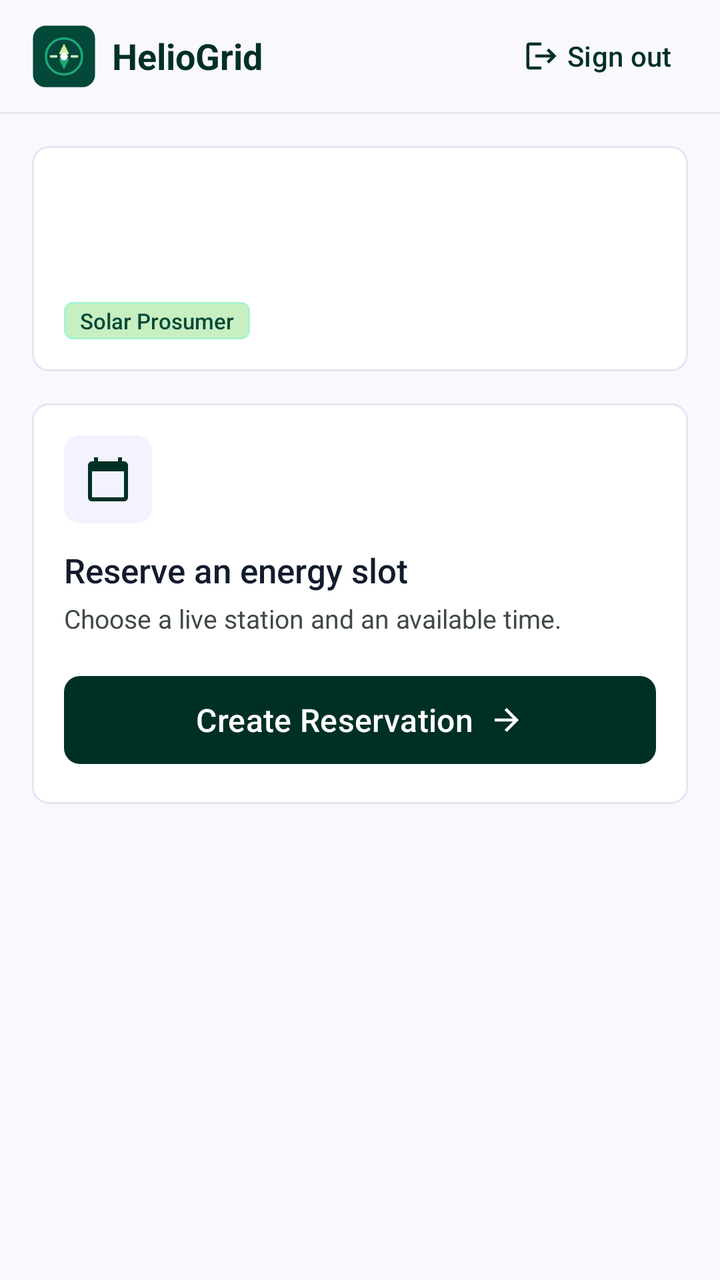
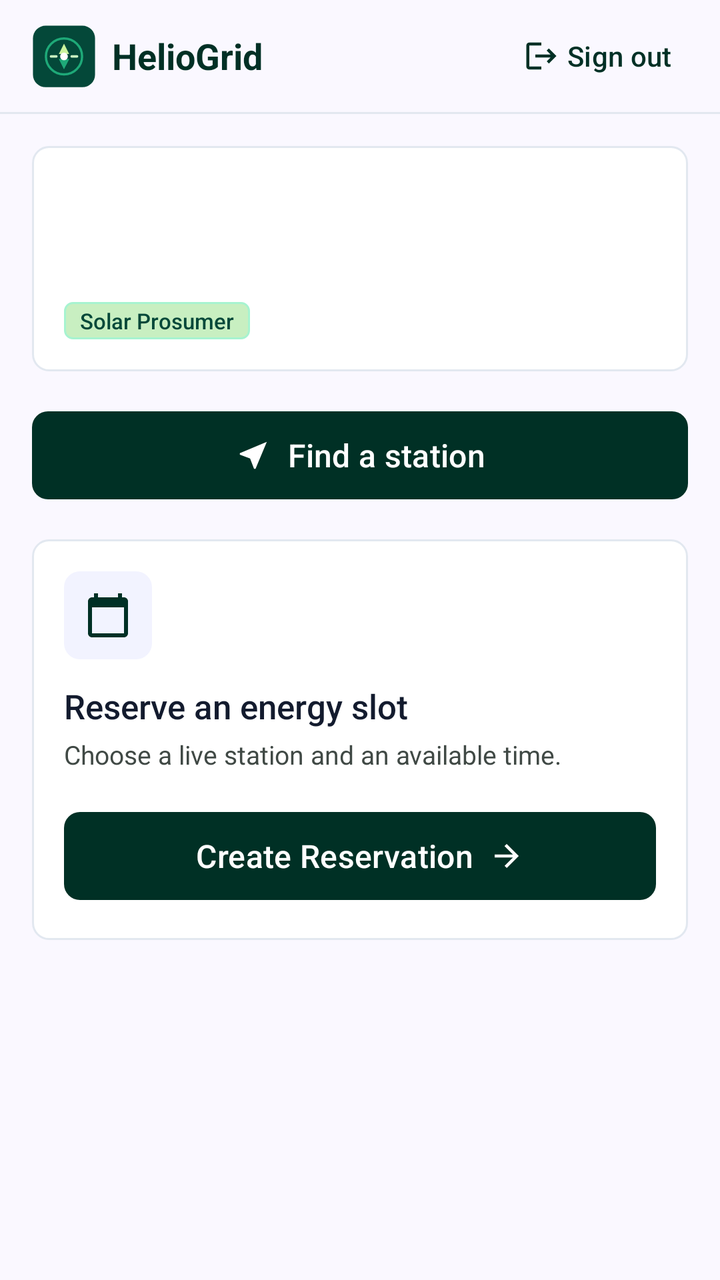

Two renders of the same Android screen: before a commit and after it. Below are the layout's source before the change and the commit's diff.
<!-- AndroidManifest.xml: application theme Theme.Smart_solar_mobile -->
<!-- res/layout/activity_prosumer_home.xml -->
<?xml version="1.0" encoding="utf-8"?>
<LinearLayout xmlns:android="http://schemas.android.com/apk/res/android"
    xmlns:app="http://schemas.android.com/apk/res-auto"
    android:id="@+id/homeRoot"
    android:layout_width="match_parent"
    android:layout_height="match_parent"
    android:orientation="vertical">

    <LinearLayout
        android:layout_width="match_parent"
        android:layout_height="56dp"
        android:gravity="center_vertical"
        android:orientation="horizontal"
        android:paddingStart="16dp"
        android:paddingEnd="8dp">

        <ImageView
            android:layout_width="32dp"
            android:layout_height="32dp"
            android:importantForAccessibility="no"
            android:src="@drawable/logo" />

        <TextView
            android:layout_width="0dp"
            android:layout_height="wrap_content"
            android:layout_marginStart="8dp"
            android:layout_weight="1"
            android:text="@string/app_name"
            android:textColor="@color/primary"
            android:textSize="18sp"
            android:textStyle="bold" />

        <com.google.android.material.button.MaterialButton
            android:id="@+id/signOutButton"
            style="@style/Widget.Material3.Button.TextButton.Icon"
            android:layout_width="wrap_content"
            android:layout_height="wrap_content"
            android:text="@string/home_sign_out"
            android:textColor="@color/primary"
            app:icon="@drawable/ic_logout"
            app:iconTint="@color/primary" />
    </LinearLayout>

    <View
        android:layout_width="match_parent"
        android:layout_height="1dp"
        android:background="@color/border_slate" />

    <androidx.core.widget.NestedScrollView
        android:layout_width="match_parent"
        android:layout_height="0dp"
        android:layout_weight="1"
        android:fillViewport="true">

        <LinearLayout
            android:layout_width="match_parent"
            android:layout_height="wrap_content"
            android:orientation="vertical"
            android:padding="16dp">

            <LinearLayout
                android:layout_width="match_parent"
                android:layout_height="wrap_content"
                android:background="@drawable/bg_card"
                android:orientation="vertical"
                android:padding="16dp">

                <TextView
                    android:id="@+id/greetingText"
                    android:layout_width="match_parent"
                    android:layout_height="wrap_content"
                    android:fontFamily="sans-serif-medium"
                    android:textColor="@color/on_surface"
                    android:textSize="20sp" />

                <TextView
                    android:id="@+id/identifierText"
                    android:layout_width="match_parent"
                    android:layout_height="wrap_content"
                    android:layout_marginTop="4dp"
                    android:textColor="@color/on_surface_variant"
                    android:textSize="14sp" />

                <TextView
                    style="@style/Widget.SmartSolar.StatusChip"
                    android:layout_marginTop="12dp"
                    android:background="@drawable/bg_chip_active"
                    android:text="@string/login_role_prosumer"
                    android:textColor="@color/primary_container" />
            </LinearLayout>

            <LinearLayout
                android:layout_width="match_parent"
                android:layout_height="wrap_content"
                android:layout_marginTop="16dp"
                android:background="@drawable/bg_card"
                android:orientation="vertical"
                android:padding="16dp">

                <ImageView
                    android:layout_width="44dp"
                    android:layout_height="44dp"
                    android:background="@drawable/bg_icon_tile"
                    android:importantForAccessibility="no"
                    android:padding="10dp"
                    android:src="@drawable/ic_calendar"
                    app:tint="@color/primary" />

                <TextView
                    android:layout_width="match_parent"
                    android:layout_height="wrap_content"
                    android:layout_marginTop="12dp"
                    android:fontFamily="sans-serif-medium"
                    android:text="@string/home_reservation_title"
                    android:textColor="@color/on_surface"
                    android:textSize="17sp" />

                <TextView
                    android:layout_width="match_parent"
                    android:layout_height="wrap_content"
                    android:layout_marginTop="4dp"
                    android:text="@string/home_reservation_body"
                    android:textColor="@color/on_surface_variant"
                    android:textSize="13sp" />

                <com.google.android.material.button.MaterialButton
                    android:id="@+id/createReservationButton"
                    style="@style/Widget.SmartSolar.PrimaryButton"
                    android:layout_width="match_parent"
                    android:layout_height="wrap_content"
                    android:layout_marginTop="16dp"
                    android:text="@string/home_reservation_action"
                    app:icon="@drawable/ic_arrow_forward"
                    app:iconGravity="textEnd" />
            </LinearLayout>
        </LinearLayout>
    </androidx.core.widget.NestedScrollView>
</LinearLayout>
<!-- resources referenced by this layout -->
<resources>
  <color name="border_slate">#E2E8F0</color>
  <color name="on_surface">#131B2E</color>
  <color name="on_surface_variant">#404945</color>
  <color name="primary">#003025</color>
  <color name="primary_container">#044839</color>
  <!-- drawable bg_card (drawable) -->
  <?xml version="1.0" encoding="utf-8"?>
  <shape xmlns:android="http://schemas.android.com/apk/res/android" android:shape="rectangle">
      <solid android:color="@color/surface_container_lowest" />
      <corners android:radius="8dp" />
      <stroke android:width="1dp" android:color="@color/border_slate" />
  </shape>
  <!-- drawable bg_chip_active (drawable) -->
  <?xml version="1.0" encoding="utf-8"?>
  <shape xmlns:android="http://schemas.android.com/apk/res/android" android:shape="rectangle">
      <solid android:color="@color/mint_surface" />
      <corners android:radius="4dp" />
      <stroke android:width="1dp" android:color="@color/mint_border" />
  </shape>
  <!-- drawable bg_icon_tile (drawable) -->
  <?xml version="1.0" encoding="utf-8"?>
  <shape xmlns:android="http://schemas.android.com/apk/res/android" android:shape="rectangle">
      <solid android:color="@color/surface_container_low" />
      <corners android:radius="8dp" />
  </shape>
  <!-- drawable ic_arrow_forward (drawable) -->
  <vector xmlns:android="http://schemas.android.com/apk/res/android"
      android:width="24dp"
      android:height="24dp"
      android:viewportWidth="24"
      android:viewportHeight="24">
      <path
          android:fillColor="@android:color/black"
          android:pathData="M12,4l-1.41,1.41L16.17,11H4v2h12.17l-5.58,5.59L12,20l8,-8z" />
  </vector>
  <!-- drawable ic_calendar (drawable) -->
  <vector xmlns:android="http://schemas.android.com/apk/res/android"
      android:width="24dp"
      android:height="24dp"
      android:viewportWidth="24"
      android:viewportHeight="24">
      <path
          android:fillColor="@android:color/black"
          android:pathData="M20,3h-1V1h-2v2H7V1H5v2H4c-1.1,0 -2,0.9 -2,2v16c0,1.1 0.9,2 2,2h16c1.1,0 2,-0.9 2,-2V5c0,-1.1 -0.9,-2 -2,-2zM20,21H4V8h16v13z" />
  </vector>
  <!-- drawable ic_logout (drawable) -->
  <vector xmlns:android="http://schemas.android.com/apk/res/android"
      android:width="24dp"
      android:height="24dp"
      android:viewportWidth="24"
      android:viewportHeight="24">
      <path
          android:fillColor="@android:color/black"
          android:pathData="M17,7l-1.41,1.41L18.17,11H8v2h10.17l-2.58,2.58L17,17l5,-5zM4,5h8V3H4c-1.1,0 -2,0.9 -2,2v14c0,1.1 0.9,2 2,2h8v-2H4V5z" />
  </vector>
  <string name="app_name">HelioGrid</string>
  <string name="home_reservation_action">Create Reservation</string>
  <string name="home_reservation_body">Choose a live station and an available time.</string>
  <string name="home_reservation_title">Reserve an energy slot</string>
  <string name="home_sign_out">Sign out</string>
  <string name="login_role_prosumer">Solar Prosumer</string>
  <color name="surface_container_lowest">#FFFFFF</color>
  <color name="mint_surface">#C8EFC1</color>
  <color name="mint_border">#A7F3D0</color>
  <color name="surface_container_low">#F2F3FF</color>
  <color name="on_primary">#FFFFFF</color>
  <style name="Base.Theme.Smart_solar_mobile" parent="Theme.Material3.Light.NoActionBar" />
  <color name="secondary">#006C4A</color>
  <color name="alert_danger">#720613</color>
  <color name="surface">#FAF8FF</color>
  <color name="outline">#707975</color>
  <!-- unchanged entries left out for length: 4 -->
</resources>

<!-- the commit's change to res/layout/activity_prosumer_home.xml (unified diff, before → after) -->
@@ -89,6 +89,17 @@
                     android:textColor="@color/primary_container" />
             </LinearLayout>
 
+            
+            <com.google.android.material.button.MaterialButton
+                android:id="@+id/findStationButton"
+                style="@style/Widget.SmartSolar.PrimaryButton"
+                android:layout_width="match_parent"
+                android:layout_height="wrap_content"
+                android:layout_marginTop="16dp"
+                android:text="@string/find_station"
+                app:icon="@drawable/ic_near_me"
+                app:iconGravity="textStart" />
+
             <LinearLayout
                 android:layout_width="match_parent"
                 android:layout_height="wrap_content"
<!-- resource entries referenced after the edit -->
@@ -55,7 +55,18 @@
           android:fillColor="@android:color/black"
           android:pathData="M17,7l-1.41,1.41L18.17,11H8v2h10.17l-2.58,2.58L17,17l5,-5zM4,5h8V3H4c-1.1,0 -2,0.9 -2,2v14c0,1.1 0.9,2 2,2h8v-2H4V5z" />
   </vector>
+  <!-- drawable ic_near_me (drawable) -->
+  <vector xmlns:android="http://schemas.android.com/apk/res/android"
+      android:width="24dp"
+      android:height="24dp"
+      android:viewportWidth="24"
+      android:viewportHeight="24">
+      <path
+          android:fillColor="@android:color/black"
+          android:pathData="M21,3L3,10.53v0.98l6.84,2.65L12.48,21h0.98L21,3z" />
+  </vector>
   <string name="app_name">HelioGrid</string>
+  <string name="find_station">Find a station</string>
   <string name="home_reservation_action">Create Reservation</string>
   <string name="home_reservation_body">Choose a live station and an available time.</string>
   <string name="home_reservation_title">Reserve an energy slot</string>
